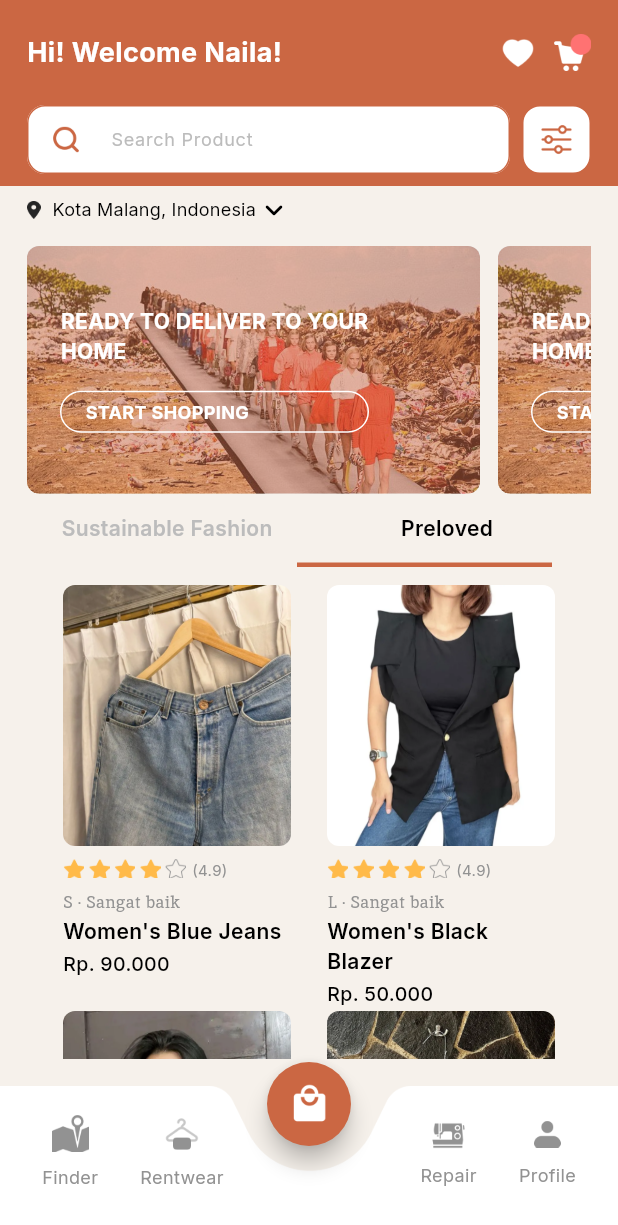
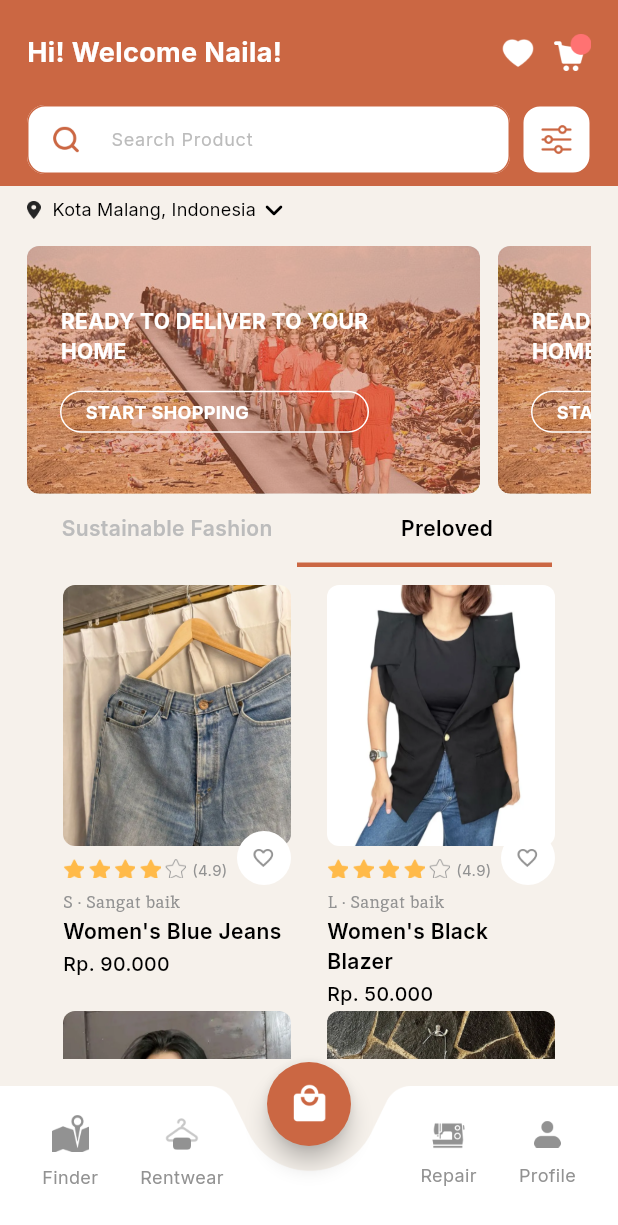
Before and after one commit to karehaa/eco-style, a Flutter app: the HomePage screen opened directly, after a tap on "Preloved", on a phone screen of 412 x 824 dp. Shown: the top 1225 px of the screen. Run offline on Flutter 3.47's test engine with Material 3 defaults, Android fonts, the phone set to English and light mode, and no system bars; our stand-ins replace dartz, dio, get_it, logger.

Commit message:
Improvement on Home Page

```diff
--- a/lib/pages/shop/preloved.dart
+++ b/lib/pages/shop/preloved.dart
@@ -18,22 +18,26 @@ class Preloved extends StatelessWidget {
                   'assets/image/card_images/preloved/womens_blue_jeans.png',
               itemBrand: "S · Sangat baik",
               itemName: "Women's Blue Jeans",
-              itemPrice: "Rp. 90.000",
+              itemPrice: 90000,
               rating: 4.9,
               starCount: 4,
+              sizes: ['S'],
+              color: ["Blue"],
             ),
             ItemBox(
               imagePath:
                   'assets/image/card_images/preloved/womens_black_blazer.png',
               itemBrand: "L · Sangat baik",
               itemName: "Women's Black Blazer",
-              itemPrice: "Rp. 50.000",
+              itemPrice: 50000,
               rating: 4.9,
               starCount: 4,
+              sizes: ['L'],
+              color: ["Black"],
             ),
           ],
         ),
-        const SizedBox(
+        SizedBox(
           height: 24,
         ),
         Wrap(
@@ -45,18 +49,22 @@ class Preloved extends StatelessWidget {
                   'assets/image/card_images/preloved/womens_crop_top.png',
               itemBrand: "L · Baik · H&M",
               itemName: "Women's Crop Top",
-              itemPrice: "Rp. 30.000",
+              itemPrice: 30000,
               rating: 4.8,
               starCount: 4,
+              sizes: ['L'],
+              color: ["Pink"],
             ),
             ItemBox(
               imagePath:
                   'assets/image/card_images/preloved/womens_blue_tshirt.png',
               itemBrand: "L · Sangat Baik · GAP",
               itemName: "Women's Blue T-shirt",
-              itemPrice: "Rp. 50.000",
+              itemPrice: 50000,
               rating: 5.0,
               starCount: 5,
+              sizes: ['L'],
+              color: ["Blue"],
             ),
           ],
         ),
--- a/lib/pages/shop/sustainable_fashion.dart
+++ b/lib/pages/shop/sustainable_fashion.dart
@@ -18,18 +18,20 @@ class SustainableFashion extends StatelessWidget {
                   'assets/image/card_images/sustainable_fashion/nila_long_sleeve.png',
               itemBrand: "Sare Studio",
               itemName: "Nila Long Sleeve Top",
-              itemPrice: "Rp. 359.000",
+              itemPrice: 359000,
               rating: 5.0,
               starCount: 5,
+              color: ["Stone"],
             ),
             ItemBox(
               imagePath:
                   'assets/image/card_images/sustainable_fashion/sulla_oversized_shirt.png',
               itemBrand: "Rentique",
               itemName: "Sulla Oversized",
-              itemPrice: "Rp. 359.000",
+              itemPrice: 359000,
               rating: 4.9,
               starCount: 4,
+              color: ["White", "Blue"],
             ),
           ],
         ),
@@ -45,18 +47,20 @@ class SustainableFashion extends StatelessWidget {
                   'assets/image/card_images/sustainable_fashion/classic_wrap_top.png',
               itemBrand: "Sukka Citta",
               itemName: "Classic Wrap Top",
-              itemPrice: "Rp. 2.990.000",
+              itemPrice: 2990000,
               rating: 4.9,
               starCount: 4,
+              color: ["Blue"],
             ),
             ItemBox(
               imagePath:
                   'assets/image/card_images/sustainable_fashion/evening_dress.png',
               itemBrand: "Sukka Citta",
               itemName: "Evening Dress",
-              itemPrice: "Rp. 5.890.000",
+              itemPrice: 5890000,
               rating: 4.9,
               starCount: 4,
+              color: ["Monochrome"],
             ),
           ],
         ),
--- a/lib/widgets/item_box.dart
+++ b/lib/widgets/item_box.dart
@@ -1,6 +1,7 @@
 import 'package:eco_style/pages/shop/item_card_page.dart';
 import 'package:flutter/material.dart';
 import 'package:eco_style/core/configs/themes/color_pallete.dart';
+import 'package:intl/intl.dart';
 
 class ItemBox extends StatelessWidget {
   const ItemBox({
@@ -11,6 +12,8 @@ class ItemBox extends StatelessWidget {
     required this.itemBrand,
     required this.itemName,
     required this.itemPrice,
+    this.sizes = const ['S', 'M', 'L', 'XL'],
+    this.color = const [],
   });
 
   final String imagePath;
@@ -18,7 +21,9 @@ class ItemBox extends StatelessWidget {
   final double rating;
   final String itemBrand;
   final String itemName;
-  final String itemPrice;
+  final int itemPrice;
+  final List<String>? sizes;
+  final List<String>? color;
 
   @override
   Widget build(BuildContext context) {
@@ -33,6 +38,8 @@ class ItemBox extends StatelessWidget {
             itemBrand: itemBrand,
             itemName: itemName,
             itemPrice: itemPrice,
+            sizes: sizes,
+            color: color,
           ),
         ),
       ),
@@ -160,7 +167,7 @@ class ItemBox extends StatelessWidget {
                         height: 2,
                       ),
                       Text(
-                        itemPrice,
+                        "Rp. ${NumberFormat.decimalPattern('id').format(itemPrice)}",
                         style: const TextStyle(
                           color: ColorPallete.black,
                           fontSize: 13,
@@ -172,7 +179,23 @@ class ItemBox extends StatelessWidget {
                   ),
                 ),
               ],
-            )
+            ),
+            Positioned(
+              bottom: 60,
+              right: 0,
+              child: Container(
+                padding: const EdgeInsets.all(6),
+                decoration: BoxDecoration(
+                  color: ColorPallete.white,
+                  borderRadius: BorderRadius.circular(100),
+                ),
+                child: Image.asset(
+                  'assets/image/icons/favorite_icon.png',
+                  width: 24,
+                  height: 24,
+                ),
+              ),
+            ),
           ],
         ),
       ),
--- a/pubspec.yaml
+++ b/pubspec.yaml
@@ -40,6 +40,7 @@ dependencies:
   get_it:
   dartz:
   logger:
+  intl: ^0.20.2
   # google_fonts: ^6.2.1
 
 dev_dependencies:
@@ -104,6 +105,7 @@ flutter:
     - assets/image/icons/favorite_inactive.png
     - assets/image/icons/arrow_right_icon.png
     - assets/image/icons/email_sent_icon.png
+    - assets/image/icons/favorite_icon.png
     - assets/image/navbar/navbar_shape.png
 
   # An image asset can refer to one or more resolution-specific "variants", see
```
Also changed, not shown: lib/pages/shop/item_card_page.dart (+24 -110 lines), lib/widgets/color_list.dart (added, +68 -0 lines), lib/widgets/size_list.dart (added, +68 -0 lines), assets/image/icons/favorite_icon.png (added), pubspec.lock.
